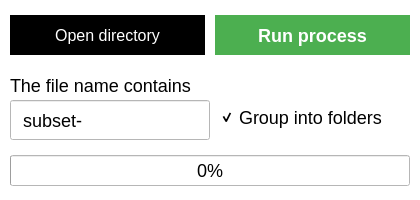
First picture: the form in src/main/resources/base/app.ui, repository UsingSession/TransfonterFontManager, before the edit.
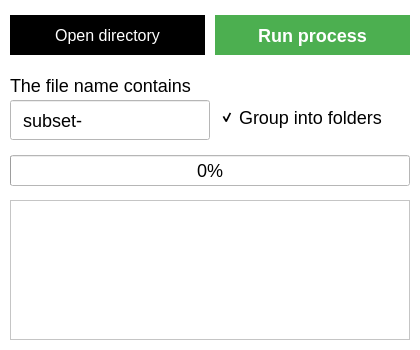
Second picture: the form after the edit. Icons and pictures are not drawn.

Commit message: Adding textEdit for output process message

```diff
--- a/src/main/resources/base/app.ui
+++ b/src/main/resources/base/app.ui
@@ -13,7 +13,7 @@
     <x>0</x>
     <y>0</y>
     <width>420</width>
-    <height>200</height>
+    <height>350</height>
    </rect>
   </property>
   <property name="minimumSize">
@@ -227,6 +227,19 @@
      <enum>QProgressBar::TopToBottom</enum>
     </property>
    </widget>
+   <widget class="QTextEdit" name="textEdit">
+    <property name="enabled">
+     <bool>true</bool>
+    </property>
+    <property name="geometry">
+     <rect>
+      <x>10</x>
+      <y>200</y>
+      <width>400</width>
+      <height>140</height>
+     </rect>
+    </property>
+   </widget>
   </widget>
  </widget>
  <resources/>
```
